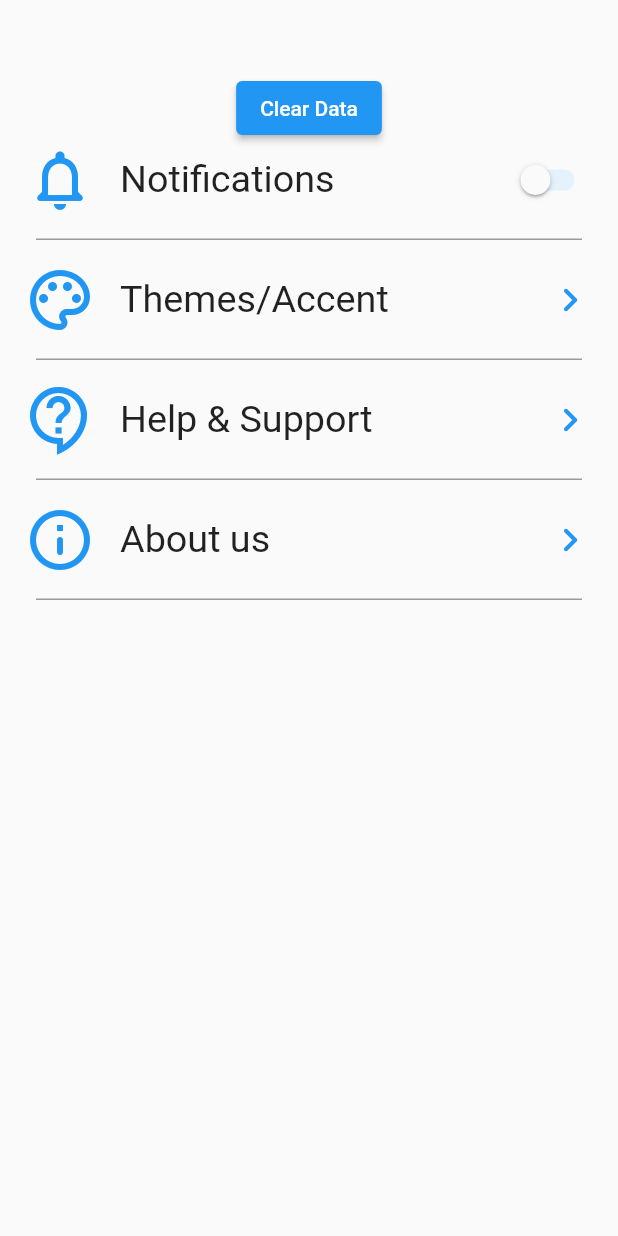
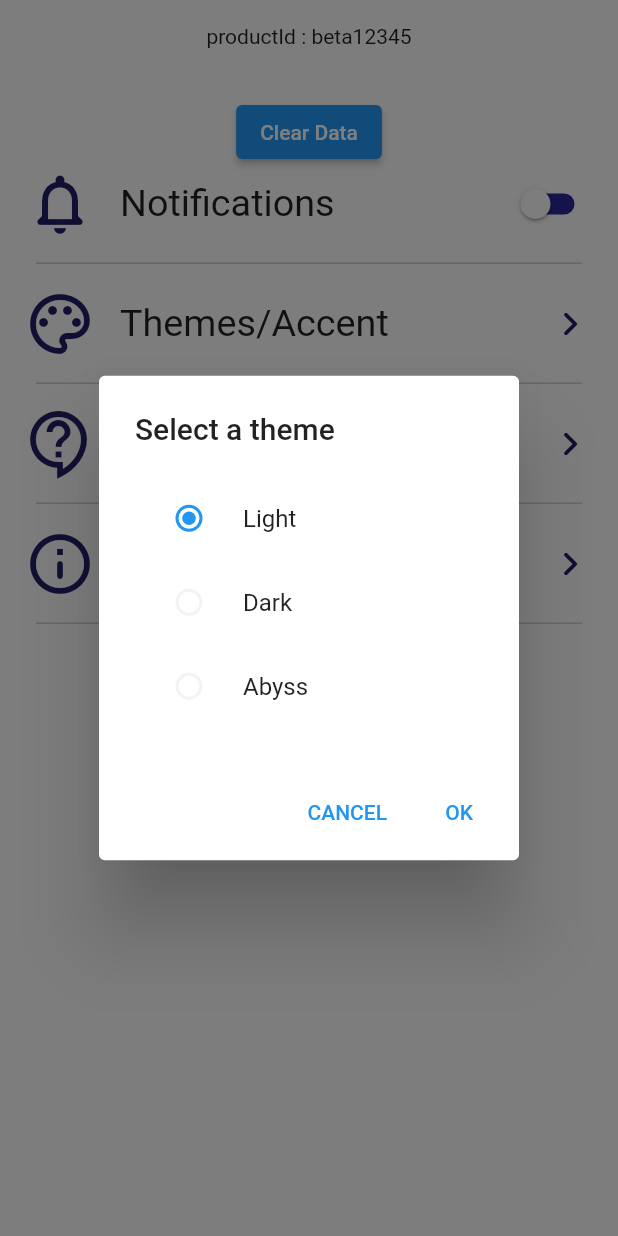
Before and after one commit to Thanatoslayer6/petfeederapp, a Flutter app: the Settings screen opened directly, after a tap on "Themes/Accent", on a phone screen of 412 x 824 dp. Run offline on Flutter 3.47's test engine with Material 2 defaults, Android fonts, the light colour scheme and no system bars; our stand-ins replace animated_text_kit, connectivity_plus, file_picker, flutter_dotenv, flutter_local_notifications, flutter_svg and 6 more; missing offline and left inert: audiotagger, esp_smartconfig, ffmpeg_kit_flutter_audio, flutter_background_service, flutter_background_service_android, flutter_sound and 2 more; accounts and stored records are empty; network calls fail; project files that could hold a hidden picture were left out.

Commit message:
Saving progress for now

```diff
--- a/lib/main.dart
+++ b/lib/main.dart
@@ -85,7 +85,7 @@ class _MyAppState extends State<MyApp> {
     final app = UserInfo();
     await app.initializeSharedPreferences();
     app.getStoredData();
-    // UserInfo.preferences.setString('productId', "beta12345");
+    UserInfo.preferences.setString('productId', "beta12345");
     // Start the notification service...
   }
 
@@ -93,21 +93,21 @@ class _MyAppState extends State<MyApp> {
   Widget build(BuildContext context) {
     return MaterialApp(
       // theme: dark,
-      // theme: dark,
+      theme: ThemeManager.current,
       debugShowCheckedModeBanner: false,
       home: StreamBuilder(
         stream: Connectivity().onConnectivityChanged,
         builder: ((context, snapshot) {
           final result = snapshot.data;
           // TODO: Set this condition to false for demoing in order to bypass start screen for new users
-          // if (UserInfo.isUserNew == false) {
-          if (UserInfo.isUserNew == true) {
+          if (UserInfo.isUserNew == false) {
+          // if (UserInfo.isUserNew == true) {
             return StartScreen(
                 result: result, updateUserStatus: updateUserStatus);
           } else {
             // START (remove this after testing)
-            // UserInfo.productId = "beta12345";
-            // UserInfo.devicePassword = "beta12345";
+            UserInfo.productId = "beta12345";
+            UserInfo.devicePassword = "beta12345";
             // END
             if (result == ConnectivityResult.none || result == null) {
               return const DefaultTabController(
--- a/lib/settings.dart
+++ b/lib/settings.dart
@@ -119,20 +119,30 @@ class _SettingsState extends State<Settings> {
           // Dark mode... theming
           GestureDetector(
             onTap: (() {
-              // showGeneralDialog(
-              //   context: context,
-              //   pageBuilder: (context, a1, a2) {
-              //     return Container();
-              //   },
-              //   transitionBuilder: (ctx, a1, a2, child) {
-              //     var curve = Curves.easeInOut.transform(a1.value);
-              //     return Transform.scale(
-              //       scale: curve,
-              //       child: const ThemePreferences(),
-              //     );
-              //   },
-              //   transitionDuration: const Duration(milliseconds: 500),
-              // ).then((_) => setState(() {}));
+              showGeneralDialog(
+                context: context,
+                pageBuilder: (context, a1, a2) {
+                  return Container();
+                },
+                transitionBuilder: (ctx, a1, a2, child) {
+                  var curve = Curves.easeInOut.transform(a1.value);
+                  return Transform.scale(
+                    scale: curve,
+                    child: const ThemePreferences(),
+                  );
+                },
+                transitionDuration: const Duration(milliseconds: 500),
+              ).then((returnedTheme) {
+                // setState(() {
+                  // ThemeManager.setTheme(returnedTheme as String);
+                ThemeManager.current = ThemeManager.dark;
+                print("Test");
+                  // ThemeManager().setTheme(returnedTheme as String);
+                // });
+                setState(() {
+
+                });
+              });
             }),
             child: Row(
               children: [
--- a/lib/theme.dart
+++ b/lib/theme.dart
@@ -1,66 +1,84 @@
 import 'package:flutter/material.dart';
 
-// // TODO: Theme customization widget
-// class ThemePreferences extends StatefulWidget {
-//   const ThemePreferences({super.key});
+// TODO: Theme customization widget
+class ThemePreferences extends StatefulWidget {
+  const ThemePreferences({super.key});
 
-//   @override
-//   State<ThemePreferences> createState() => _ThemePreferencesState();
-// }
+  @override
+  State<ThemePreferences> createState() => _ThemePreferencesState();
+}
 
-// class _ThemePreferencesState extends State<ThemePreferences> {
-//   final _selectedTheme = ThemeData();
-//   @override
-//   Widget build(BuildContext context) {
-//     return AlertDialog(
-//       title: const Text('Select a theme'),
-//       content: Column(
-//         mainAxisSize: MainAxisSize.min,
-//         children: <Widget>[
-//           RadioListTile<String>(
-//             title: const Text('Light Theme'),
-//             value: 'Light',
-//             groupValue: _selectedTheme,
-//             onChanged: (value) {
-//               setState(() {
-//                 _selectedTheme = value!;
-//               });
-//             },
-//           ),
-//           RadioListTile<String>(
-//             title: const Text('Dark Theme'),
-//             value: 'Dark',
-//             groupValue: _selectedTheme,
-//             onChanged: (value) {
-//               setState(() {
-//                 _selectedTheme = value!;
-//               });
-//             },
-//           ),
-//         ],
-//       ),
-//       actions: <Widget>[
-//         TextButton(
-//           child: const Text('CANCEL'),
-//           onPressed: () {
-//             Navigator.of(context).pop();
-//           },
-//         ),
-//         TextButton(
-//           child: const Text('OK'),
-//           onPressed: () {
-//             // You can pass the selected theme value back to the calling screen using Navigator
-//             Navigator.of(context).pop(_selectedTheme);
-//           },
-//         ),
-//       ],
-//     );
-//   }
-//   }
-// }
+class _ThemePreferencesState extends State<ThemePreferences> {
+  ThemeManager something = ThemeManager();
+  String selectedTheme = "Light";
+  @override
+  Widget build(BuildContext context) {
+    return AlertDialog(
+      title: const Text('Select a theme'),
+      content: Column(
+        mainAxisSize: MainAxisSize.min,
+        children: <Widget>[
+          RadioListTile<String>(
+            title: const Text('Light'),
+            value: 'Light',
+            groupValue: selectedTheme,
+            onChanged: (value) {
+              setState(() {
+                selectedTheme = value as String;
+                // _selectedTheme.setTheme("Light");
+              });
+            },
+          ),
+          RadioListTile<String>(
+            title: const Text('Dark'),
+            value: 'Dark',
+            groupValue: selectedTheme,
+            onChanged: (value) {
+              setState(() {
+                print("Dark theme is not available yet");
+                selectedTheme = value as String;
+                // _selectedTheme = value!;
+                // _selectedTheme.setTheme("Dark");
+              });
+            },
+          ),
+          RadioListTile<String>(
+            title: const Text('Abyss'),
+            value: 'Abyss',
+            groupValue: selectedTheme,
+            onChanged: (value) {
+              setState(() {
+                selectedTheme = value as String;
+                // _selectedTheme = value!;
+                // _selectedTheme.setTheme("Dark");
+              });
+            },
+          ),
+        ],
+      ),
+      actions: <Widget>[
+        TextButton(
+          child: const Text('CANCEL'),
+          onPressed: () {
+            Navigator.of(context).pop();
+          },
+        ),
+        TextButton(
+          child: const Text('OK'),
+          onPressed: () {
+            // something.setTheme(selectedTheme);
+            // You can pass the selected theme value back to the calling screen using Navigator
+            // Navigator.of(context).pop(_selectedTheme);
+            Navigator.of(context).pop(selectedTheme);
+          },
+        ),
+      ],
+    );
+  }
+}
 
 class ThemeManager {
-  ThemeData light = ThemeData(
+  static ThemeData light = ThemeData(
     scaffoldBackgroundColor: const Color.fromARGB(255, 250, 250, 250),
     primaryColor: const Color.fromARGB(255, 33, 31, 103),
     secondaryHeaderColor: const Color.fromARGB(255, 42, 39, 150),
@@ -74,7 +92,7 @@ class ThemeManager {
       headline6: TextStyle(color: Colors.black87),
     ),
   );
-  ThemeData dark = ThemeData(
+  static ThemeData dark = ThemeData(
     primaryColor: const Color.fromARGB(255, 250, 250, 250),
     // scaffoldBackgroundColor: ,
     scaffoldBackgroundColor: const Color.fromARGB(255, 33, 31, 103),
@@ -106,24 +124,27 @@ class ThemeManager {
     ),
   );
 
-  late ThemeData _currentThemeData;
+  static ThemeData current = light;
 
-  ThemeManager() {
-    // Set the default theme to light
-    _currentThemeData = light;
+  // ThemeManager() {
+  //   // Set the default theme to light
+  //   // current = light;
+  // }
+
+  // ThemeData get currentTheme => current;
+
+  static void setTheme(String themeName) {
+    switch (themeName) {
+      case "Light":
+        current = light;
+        break;
+      case "Dark":
+        current = dark;
+        break;
+      case "Abyss":
+        current = dark;
+        print("Setting up Abyss theme...");
+        break;
+    }
   }
-
-  ThemeData get currentTheme => _currentThemeData;
-// TODO: Continue this...
-  // void setTheme(ThemeType themeType) {
-  //   switch (themeType) {
-  //     case ThemeType.LIGHT:
-  //       _currentThemeData = _lightTheme;
-  //       break;
-  //     case ThemeType.DARK:
-  //       _currentThemeData = _darkTheme;
-  //       break;
-  //   }
-  //   notifyListeners();
-  // }
 }
```
